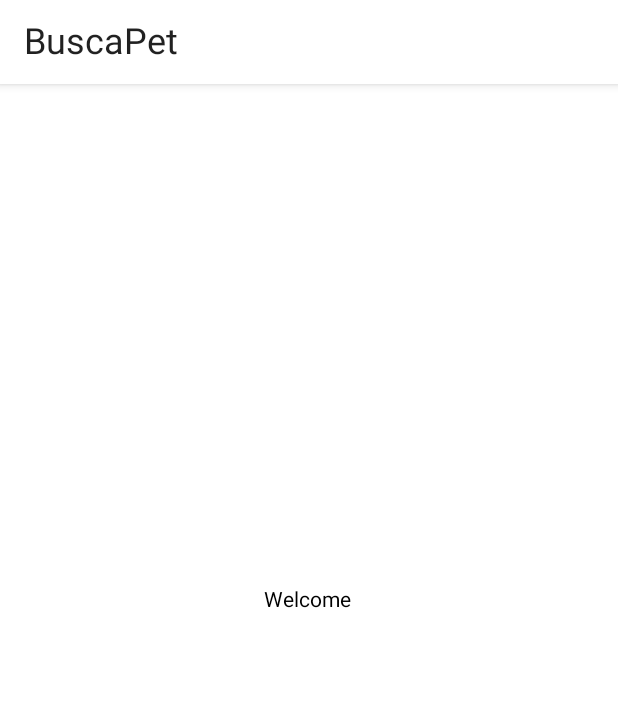
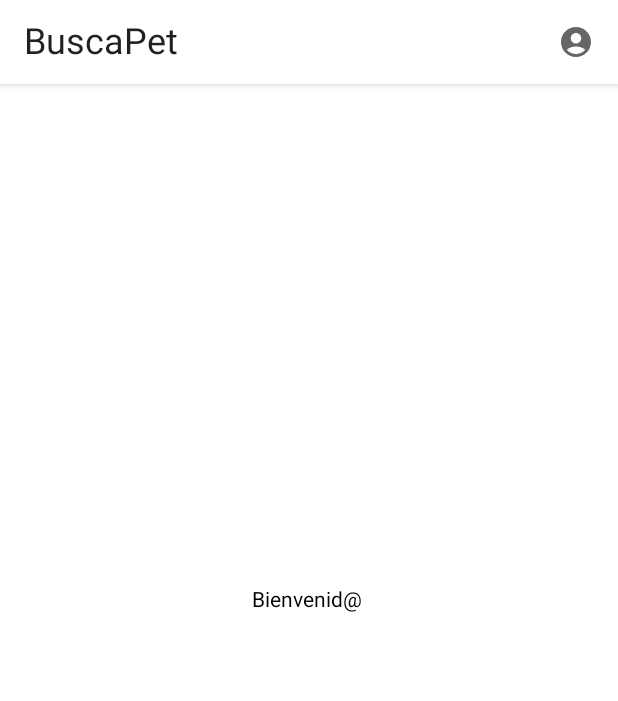
Before and after one commit to JoseAntonion/Busca-PET, an Android app built with Jetpack Compose: the home screen opened through its navigation route, on a phone screen of 412 x 824 dp. Shown: the top 701 px of the screen. Run offline under Robolectric (Android 15) with nearby library versions, the light colour scheme and no system bars; our stand-ins replace Firebase (no records; nobody signed in at launch, a user with empty details on screens opened directly), livedata-compose.

Commit message:
Add user name and user profile image to top app bar

```diff
--- a/app/build.gradle
+++ b/app/build.gradle
@@ -82,5 +82,7 @@ dependencies {
     implementation "androidx.navigation:navigation-compose:2.5.0-rc02"
     // Material 3
     implementation "androidx.compose.material3:material3:1.2.1"
+    // coil
+    implementation("io.coil-kt:coil-compose:2.2.2")
 
 }
--- a/app/src/main/AndroidManifest.xml
+++ b/app/src/main/AndroidManifest.xml
@@ -1,6 +1,9 @@
 <?xml version="1.0" encoding="utf-8"?>
 <manifest xmlns:android="http://schemas.android.com/apk/res/android"
     xmlns:tools="http://schemas.android.com/tools">
+
+    <uses-permission android:name="android.permission.INTERNET" />
+    <uses-permission android:name="android.permission.ACCESS_NETWORK_STATE" />
 
     <application
         android:allowBackup="true"
--- a/app/src/main/java/com/example/buscapet/ui/screens/commons/MainAppBar.kt
+++ b/app/src/main/java/com/example/buscapet/ui/screens/commons/MainAppBar.kt
@@ -1,20 +1,33 @@
 package com.example.buscapet.ui.screens.commons
 
+import android.net.Uri
 import androidx.compose.foundation.layout.fillMaxWidth
-import androidx.compose.material.*
+import androidx.compose.foundation.shape.CircleShape
+import androidx.compose.material.Icon
+import androidx.compose.material.IconButton
+import androidx.compose.material.MaterialTheme
+import androidx.compose.material.Text
+import androidx.compose.material.TopAppBar
 import androidx.compose.material.icons.Icons
+import androidx.compose.material.icons.filled.AccountCircle
 import androidx.compose.material.icons.filled.ArrowBack
+import androidx.compose.material.icons.filled.Menu
 import androidx.compose.runtime.Composable
 import androidx.compose.ui.Modifier
+import androidx.compose.ui.draw.clip
 import androidx.compose.ui.graphics.Color
 import androidx.compose.ui.graphics.vector.ImageVector
 import androidx.compose.ui.res.stringResource
 import androidx.compose.ui.tooling.preview.Preview
+import coil.compose.AsyncImage
 import com.example.buscapet.R
 
 @Preview
 @Composable
-fun AppBar() {
+fun AppBar(
+    userName: String?,
+    photo: Uri? = null
+) {
     TopAppBar(
         backgroundColor = MaterialTheme.colors.background,
         //contentColor = MaterialTheme.colors.onSecondary,
@@ -26,6 +39,17 @@ fun AppBar() {
             )
         },
         actions = {
+            IconButton(onClick = { /* do something */ }) {
+                if (photo != null) {
+                    AsyncImage(
+                        model = photo,
+                        contentDescription = "Profile photo",
+                        modifier = Modifier.clip(CircleShape)
+                    )
+                }else{
+                    Icon(Icons.Default.AccountCircle, contentDescription = null)
+                }
+            }
             //AppBarAction(Icons.Default.Search) { /*TODO*/ }// Agregar Boton de accion a la derecha
             //AppBarAction(Icons.Default.Share) { /*TODO*/ }// Agregar Boton de accion a la derecha
         }
--- a/app/src/main/java/com/example/buscapet/ui/screens/home/HomeScreen.kt
+++ b/app/src/main/java/com/example/buscapet/ui/screens/home/HomeScreen.kt
@@ -1,7 +1,9 @@
 package com.example.buscapet.ui.screens.home
 
 import androidx.compose.foundation.background
+import androidx.compose.foundation.layout.Arrangement
 import androidx.compose.foundation.layout.Box
+import androidx.compose.foundation.layout.Column
 import androidx.compose.foundation.layout.PaddingValues
 import androidx.compose.foundation.layout.fillMaxSize
 import androidx.compose.foundation.layout.padding
@@ -23,11 +25,19 @@ import com.google.firebase.auth.FirebaseAuth
 fun HomeScreen(
     navController: NavHostController
 ) {
-    val userName = FirebaseAuth.getInstance().currentUser?.displayName
+    val currentUser = FirebaseAuth.getInstance().currentUser
+    val completeName = currentUser?.displayName
+    val userName = completeName?.split(" ")?.get(0)
+    val photo = currentUser?.photoUrl
 
     Scaffold(
         bottomBar = { MainBottomNav(navController = navController) }, // NavBar
-        topBar = { AppBar() } // TOOLBAR
+        topBar = {
+            AppBar(
+                userName,
+                photo
+            )
+        } // TOOLBAR
     ) { padding ->
         MainView(
             scaffoldPadding = padding,
@@ -41,11 +51,11 @@ fun HomeScreen(
 fun PreviewMainView() {
     Scaffold(
         bottomBar = { MainBottomNav(navController = rememberNavController()) }, // NavBar
-        topBar = { AppBar() } // TOOLBAR
+        topBar = { AppBar("Juanito") } // TOOLBAR
     ) { padding ->
         MainView(
             scaffoldPadding = padding,
-            sessionName = "Prueba"
+            sessionName = "Juanito"
         )
     }
 }
@@ -62,6 +72,11 @@ fun MainView(
             .padding(scaffoldPadding),
         contentAlignment = Alignment.Center
     ) {
-        Text(text = "Welcome $sessionName", textAlign = TextAlign.Center)
+        Column(
+            verticalArrangement = Arrangement.Center,
+            horizontalAlignment = Alignment.CenterHorizontally
+        ) {
+            Text(text = "Bienvenid@ $sessionName", textAlign = TextAlign.Center)
+        }
     }
 }
--- a/app/src/main/java/com/example/buscapet/ui/screens/login/LoginScreen.kt
+++ b/app/src/main/java/com/example/buscapet/ui/screens/login/LoginScreen.kt
@@ -25,14 +25,14 @@ import com.google.android.gms.auth.api.signin.GoogleSignInAccount
 import com.google.android.gms.tasks.Task
 
 @Composable
-fun LoginScreen(signedId: () -> Unit) {
+fun LoginScreen(navToHome: () -> Unit) {
     val viewModel: LoginViewModel = viewModel()
     val activity = LocalContext.current as Activity
     val bussy = viewModel.progress.observeAsState(false)
     val activityResult =
         rememberLauncherForActivityResult(ActivityResultContracts.StartActivityForResult()) {
             val task: Task<GoogleSignInAccount> = GoogleSignIn.getSignedInAccountFromIntent(it.data)
-            viewModel.finishLogin(task, signedId)
+            viewModel.finishLogin(task, navToHome)
             Log.d("TAG", "LoginScreen:  viewModel.finishLogin")
         }
 
--- a/app/src/main/java/com/example/buscapet/ui/screens/login/LoginViewModel.kt
+++ b/app/src/main/java/com/example/buscapet/ui/screens/login/LoginViewModel.kt
@@ -21,9 +21,11 @@ import kotlin.coroutines.CoroutineContext
 class LoginViewModel : ViewModel(), CoroutineScope {
 
     private lateinit var auth: FirebaseAuth
+
     private val _signInName = MutableLiveData<String>()
     val signInName: LiveData<String>
         get() = _signInName
+
     private val _progress = MutableLiveData<Boolean>()
     val progress: LiveData<Boolean>
         get() = _progress
@@ -44,9 +46,9 @@ class LoginViewModel : ViewModel(), CoroutineScope {
         Log.d("TAG", "finishLogin: INIT... googleTask: $googleTask")
         val account: GoogleSignInAccount = googleTask.getResult(ApiException::class.java)
         Log.d("TAG", "finishLogin: account.idToken: ${account.idToken}")
-            account.idToken?.let {
+        account.idToken?.let { token ->
             auth = FirebaseAuth.getInstance()
-                val credential = GoogleAuthProvider.getCredential(it, null)
+            val credential = GoogleAuthProvider.getCredential(token, null)
             auth.signInWithCredential(credential).addOnCompleteListener { authResult ->
                 if (authResult.isSuccessful) {
                     val user = auth.currentUser
```
Lines whose indentation alone changed are shown as unchanged.
